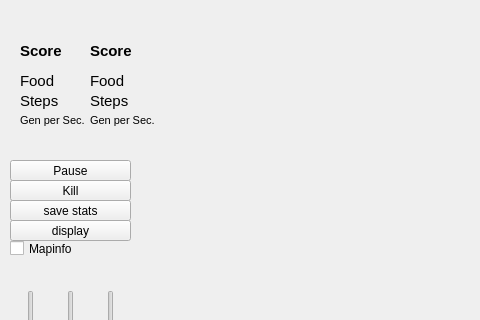
Old version of the form examples/Snake/snake.ui in the repository KROIA/Neural-net; both pictures show x 0 to 480 and y 0 to 320 of the 1279 by 815 pixel window.
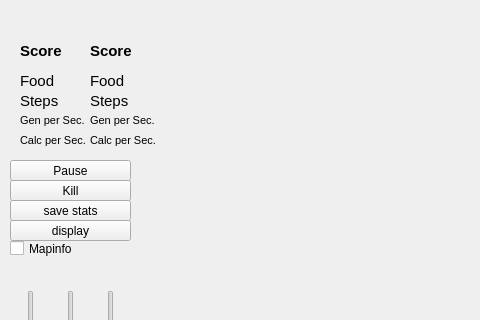
New version of the form.

```diff
--- a/examples/Snake/snake.ui
+++ b/examples/Snake/snake.ui
@@ -685,6 +685,46 @@
      <enum>Qt::Vertical</enum>
     </property>
    </widget>
+   <widget class="QLabel" name="calcPerSec_label">
+    <property name="geometry">
+     <rect>
+      <x>90</x>
+      <y>130</y>
+      <width>71</width>
+      <height>21</height>
+     </rect>
+    </property>
+    <property name="font">
+     <font>
+      <pointsize>8</pointsize>
+      <weight>50</weight>
+      <bold>false</bold>
+     </font>
+    </property>
+    <property name="text">
+     <string>Calc per Sec.</string>
+    </property>
+   </widget>
+   <widget class="QLabel" name="food_label_4">
+    <property name="geometry">
+     <rect>
+      <x>20</x>
+      <y>130</y>
+      <width>71</width>
+      <height>21</height>
+     </rect>
+    </property>
+    <property name="font">
+     <font>
+      <pointsize>8</pointsize>
+      <weight>50</weight>
+      <bold>false</bold>
+     </font>
+    </property>
+    <property name="text">
+     <string>Calc per Sec.</string>
+    </property>
+   </widget>
   </widget>
   <widget class="QMenuBar" name="menuBar">
    <property name="geometry">
```
